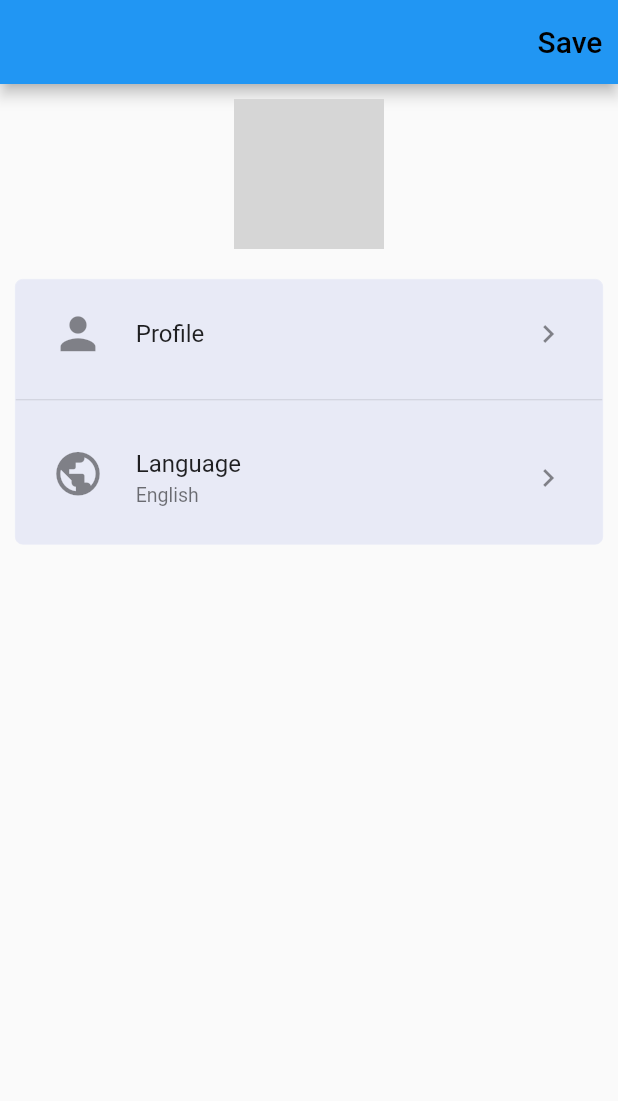
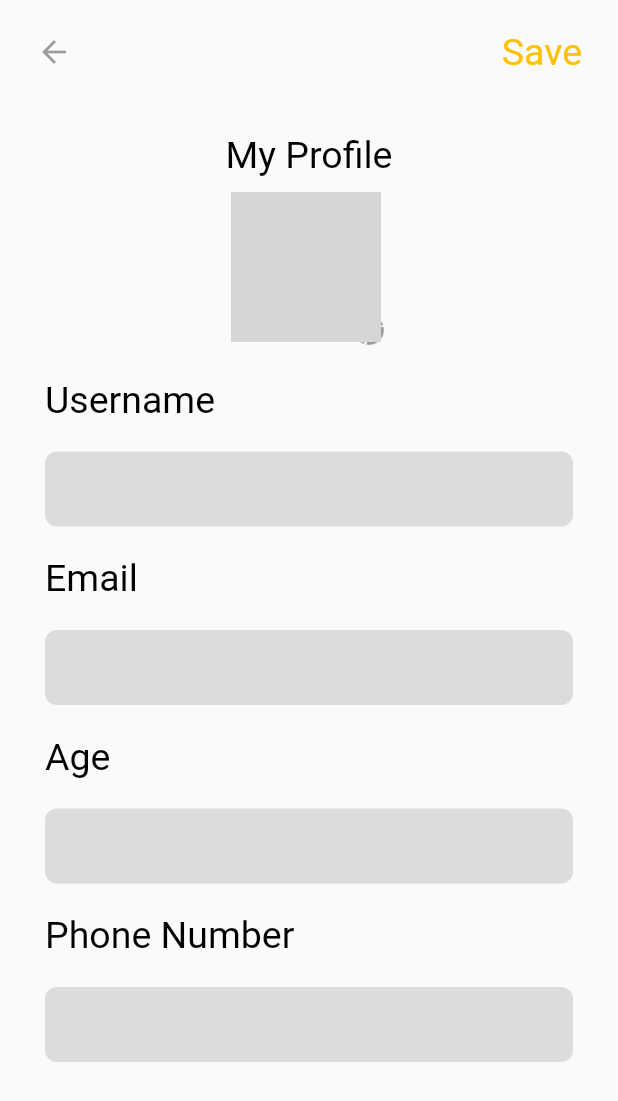
Before and after one commit to nhatduy209/Flutter_ChattingApp, a Flutter app: the SettingsApp screen opened directly, after a tap on "Profile", on a phone screen of 412 x 824 dp. Shown: the top 1101 px of the screen. Run offline on Flutter 3.47's test engine with Material 2 defaults, Android fonts, the phone set to English and light mode, and no system bars; our stand-ins replace cloud_firestore, firebase_auth, firebase_core, firebase_storage, flutter_slidable, fluttertoast and 3 more; accounts and stored records are empty; network calls fail; grey boxes are pictures that could not be loaded.

Commit message:
implement UI for profile screen

```diff
--- /dev/null
+++ b/flutter_chatting/lib/screen/profile/Profile.dart
@@ -0,0 +1,149 @@
+import 'package:flutter/material.dart';
+
+class ProfileScreen extends StatelessWidget {
+  const ProfileScreen({Key? key}) : super(key: key);
+
+  @override
+  Widget build(BuildContext context) {
+    // TODO: implement build
+    return Scaffold(
+        body: SingleChildScrollView(
+          child: Align(
+              alignment: Alignment.topCenter,
+              child: Column(
+                children: [
+                   Container(
+                    alignment: Alignment.bottomCenter,
+                    margin: const EdgeInsets.only(top: 20.0, bottom: 30.0, left: 24, right: 24),
+                    child: Row(
+                      mainAxisAlignment: MainAxisAlignment.spaceBetween,
+                      children: [
+                        const Icon(Icons.arrow_back, color: Colors.black38, size: 24.0),
+                        const Text("Save", style: TextStyle(fontSize: 25.0, color: Colors.amber)),
+                      ],
+                    )
+                  ),
+                  Container(
+                    alignment: Alignment.bottomCenter,
+                    margin: const EdgeInsets.only(top: 10.0, bottom: 10.0),
+                    child: const Text("My Profile", style: TextStyle(fontSize: 25.0, color: Colors.black)),
+                  ),
+                  Container(
+                    child: Stack(
+                      children: [
+                        ClipRRect(
+                          borderRadius: BorderRadius.circular(100.0),
+                          child: Image.network(
+                            'https://scontent.fsgn5-14.fna.fbcdn.net/v/t39.30808-6/241641645_1039308073570420_4340682428897197454_n.jpg?_nc_cat=101&ccb=1-5&_nc_sid=09cbfe&_nc_ohc=nJLSb_4ICeEAX8ZLJ2Z&_nc_ht=scontent.fsgn5-14.fna&oh=00_AT-PNc2us-m_wYgALpS9Mf5jcFcM0bVwS_5gIb_CIjgrCw&oe=625E5BB3',
+                            height: 100.0,
+                            width: 100.0,
+                          ),
+                        ),
+                        Container(
+                          margin: const EdgeInsets.only(top: 80.0, left: 80.0),
+                          child: const Icon(Icons.camera, color: Colors.black38, size: 24.0),
+                        )
+                      ],
+                    ),
+                  ),
+                  Container(
+                    margin: const EdgeInsets.only(top: 20.0, left: 30.0, right: 30.0),
+                    alignment: Alignment.bottomLeft,
+                    child: const Text("Username", style: TextStyle(fontSize: 25.0, color: Colors.black)),
+                  ),
+                  Container(
+                    alignment: Alignment.bottomLeft,
+                    margin: const EdgeInsets.only(top: 20.0, left: 30.0, right: 30.0),
+                    padding: EdgeInsets.only(left: 8, right: 8),
+                    decoration: BoxDecoration(
+                      color: Colors.black12,
+                       borderRadius: BorderRadius.circular(8.0)
+                    ),
+                    child: const Flexible(
+                          child: SizedBox(
+                        height: 50,
+                        width: 300,
+                        child: TextField(
+                          decoration: InputDecoration(
+                            border: InputBorder.none
+                          ),
+                        ),
+                      )),
+                    ),
+                    Container(
+                    margin: const EdgeInsets.only(top: 20.0, left: 30.0, right: 30.0),
+                    alignment: Alignment.bottomLeft,
+                    child: const Text("Email", style: TextStyle(fontSize: 25.0, color: Colors.black)),
+                  ),
+                  Container(
+                    alignment: Alignment.bottomLeft,
+                    margin: const EdgeInsets.only(top: 20.0, left: 30.0, right: 30.0),
+                    padding: EdgeInsets.only(left: 8, right: 8),
+                    decoration: BoxDecoration(
+                      color: Colors.black12,
+                       borderRadius: BorderRadius.circular(8.0)
+                    ),
+                    child: const Flexible(
+                          child: SizedBox(
+                        height: 50,
+                        width: 300,
+                        child: TextField(
+                          decoration: InputDecoration(
+                            border: InputBorder.none
+                          ),
+                        ),
+                      )),
+                    ),
+                    Container(
+                    margin: const EdgeInsets.only(top: 20.0, left: 30.0, right: 30.0),
+                    alignment: Alignment.bottomLeft,
+                    child: const Text("Age", style: TextStyle(fontSize: 25.0, color: Colors.black)),
+                  ),
+                  Container(
+                    alignment: Alignment.bottomLeft,
+                    margin: const EdgeInsets.only(top: 20.0, left: 30.0, right: 30.0),
+                    padding: EdgeInsets.only(left: 8, right: 8),
+                    decoration: BoxDecoration(
+                      color: Colors.black12,
+                       borderRadius: BorderRadius.circular(8.0)
+                    ),
+                    child: const Flexible(
+                          child: SizedBox(
+                        height: 50,
+                        width: 300,
+                        child: TextField(
+                          decoration: InputDecoration(
+                            border: InputBorder.none
+                          ),
+                        ),
+                      )),
+                    ),
+                    Container(
+                    margin: const EdgeInsets.only(top: 20.0, left: 30.0, right: 30.0),
+                    alignment: Alignment.bottomLeft,
+                    child: const Text("Phone Number", style: TextStyle(fontSize: 25.0, color: Colors.black)),
+                  ),
+                  Container(
+                    alignment: Alignment.bottomLeft,
+                    margin: const EdgeInsets.only(top: 20.0, left: 30.0, right: 30.0),
+                    padding: EdgeInsets.only(left: 8, right: 8),
+                    decoration: BoxDecoration(
+                      color: Colors.black12,
+                       borderRadius: BorderRadius.circular(8.0)
+                    ),
+                    child: const Flexible(
+                          child: SizedBox(
+                        height: 50,
+                        width: 300,
+                        child: TextField(
+                          decoration: InputDecoration(
+                            border: InputBorder.none
+                          ),
+                        ),
+                      )),
+                    ),
+                ],
+              )),
+        ));
+  }
+}
--- a/flutter_chatting/lib/screen/settings/Settings.dart
+++ b/flutter_chatting/lib/screen/settings/Settings.dart
@@ -1,4 +1,5 @@
 import 'package:flutter/material.dart';
+import 'package:flutter_chatting/screen/profile/Profile.dart';
 
 class SettingsApp extends StatelessWidget {
   const SettingsApp({Key? key}) : super(key: key);
@@ -39,7 +40,12 @@ class SettingsApp extends StatelessWidget {
                     ),
                     child: Column(children: [
                       TextButton(
-                        onPressed: () {},
+                        onPressed: () {
+                          Navigator.push(
+                            context,
+                            MaterialPageRoute(builder: (context) => const ProfileScreen()),
+                          );
+                        },
                         child: const ListTile(
                           leading: Icon(Icons.person, size: 35),
                           title: Text('Profile'),
```
